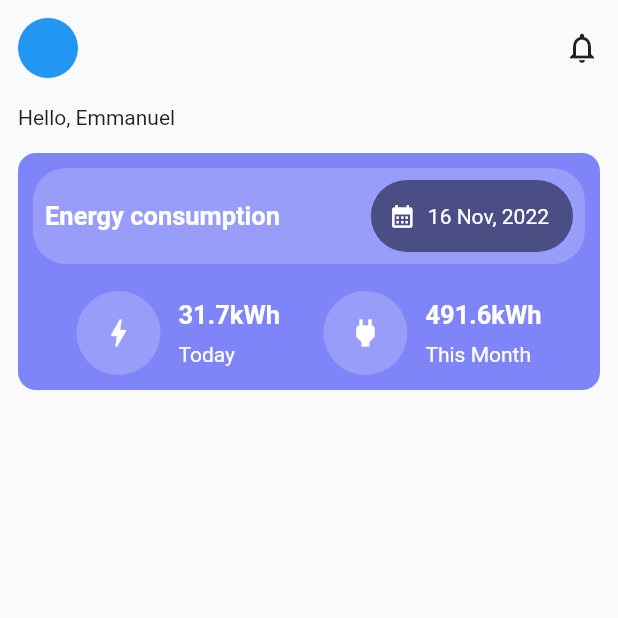
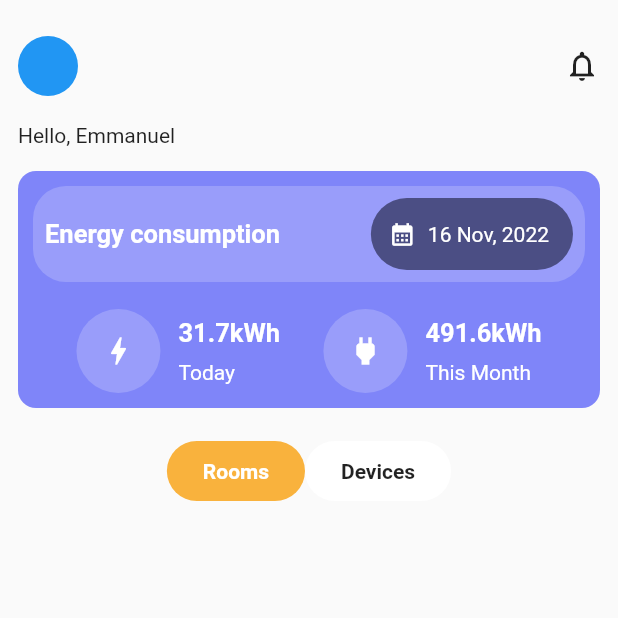
Before and after one commit to Bojan227/smart_home, a Flutter app: the screen it shows after launch, on a phone screen of 412 x 824 dp, the top half of it. Run offline on Flutter 3.47's test engine with Material 2 defaults, Android fonts, the phone set to English and light mode, and no system bars; our stand-ins replace bloc, flutter_bloc, google_fonts; statements that could not run were skipped.

Commit message:
add: tab_row and tab_item widgets

```diff
--- a/lib/presentation/ui/home/home_screen.dart
+++ b/lib/presentation/ui/home/home_screen.dart
@@ -1,5 +1,8 @@
 import 'package:flutter/material.dart';
+import 'package:flutter_bloc/flutter_bloc.dart';
+import 'package:smart_home/presentation/blocs/home/cubit/tab_cubit.dart';
 import 'package:smart_home/presentation/ui/home/widgets/consumption_card.dart';
+import 'package:smart_home/presentation/ui/home/widgets/tab_row.dart';
 import 'package:smart_home/theme/main_config.dart';
 import 'package:smart_home/theme/text_theme.dart';
 
@@ -14,7 +17,8 @@ class HomeScreen extends StatelessWidget {
     return SafeArea(
       child: Material(
         child: Container(
-          padding: EdgeInsets.all(mainConfig.homeScreenPadding!),
+          padding: EdgeInsets.symmetric(
+              vertical: 24, horizontal: mainConfig.homeScreenPadding!),
           child: Column(
             crossAxisAlignment: CrossAxisAlignment.start,
             children: [
@@ -37,7 +41,14 @@ class HomeScreen extends StatelessWidget {
               const SizedBox(
                 height: 16,
               ),
-              const ConsumptionCard()
+              const ConsumptionCard(),
+              const SizedBox(
+                height: 22,
+              ),
+              BlocProvider(
+                create: (context) => TabCubit(),
+                child: const TabRow(),
+              )
             ],
           ),
         ),
--- /dev/null
+++ b/lib/presentation/ui/home/widgets/tab_item.dart
@@ -0,0 +1,43 @@
+import 'package:flutter/material.dart';
+import 'package:flutter_bloc/flutter_bloc.dart';
+import 'package:smart_home/presentation/blocs/home/cubit/tab_cubit.dart';
+import 'package:smart_home/theme/colour_palette.dart';
+import 'package:smart_home/theme/text_theme.dart';
+
+class TabItem extends StatelessWidget {
+  const TabItem(
+      {super.key,
+      required this.label,
+      required this.index,
+      required this.isActive});
+
+  final String label;
+  final bool isActive;
+  final int index;
+
+  @override
+  Widget build(BuildContext context) {
+    final colourPalette = Theme.of(context).extension<ColourPalette>()!;
+    final textTheme = Theme.of(context).extension<CustomTextTheme>()!;
+
+    return InkWell(
+      borderRadius: BorderRadius.circular(16),
+      splashColor: colourPalette.spunPearl,
+      onTap: () {
+        context.read<TabCubit>().setCurrentIndex(index);
+      },
+      child: Container(
+        padding: const EdgeInsets.symmetric(horizontal: 24, vertical: 12),
+        decoration: BoxDecoration(
+            borderRadius: BorderRadius.circular(24),
+            color: isActive ? colourPalette.orange : colourPalette.white),
+        child: Text(
+          label,
+          style: isActive
+              ? textTheme.labelMedium?.copyWith(color: colourPalette.white)
+              : textTheme.labelMedium,
+        ),
+      ),
+    );
+  }
+}
--- /dev/null
+++ b/lib/presentation/ui/home/widgets/tab_row.dart
@@ -0,0 +1,32 @@
+import 'package:flutter/material.dart';
+import 'package:flutter_bloc/flutter_bloc.dart';
+import 'package:smart_home/presentation/blocs/home/cubit/tab_cubit.dart';
+import 'package:smart_home/presentation/ui/home/widgets/tab_item.dart';
+
+List<Map<String, dynamic>> tabs = [
+  {'label': 'Rooms', 'index': 0},
+  {'label': 'Devices', 'index': 1}
+];
+
+class TabRow extends StatelessWidget {
+  const TabRow({super.key});
+
+  @override
+  Widget build(BuildContext context) {
+    return BlocBuilder<TabCubit, int>(
+      builder: (context, state) {
+        return Row(
+          mainAxisAlignment: MainAxisAlignment.center,
+          children: tabs
+              .map(
+                (tab) => TabItem(
+                    label: tab['label'],
+                    index: tab['index'],
+                    isActive: tab['index'] == state ? true : false),
+              )
+              .toList(),
+        );
+      },
+    );
+  }
+}
--- a/lib/theme/text_theme.dart
+++ b/lib/theme/text_theme.dart
@@ -5,20 +5,27 @@ class CustomTextTheme extends ThemeExtension<CustomTextTheme> {
   final TextStyle? title;
   final TextStyle? bodyLarge;
   final TextStyle? bodyMedium;
+  final TextStyle? labelMedium;
 
-  const CustomTextTheme(
-      {required this.title, required this.bodyLarge, required this.bodyMedium});
+  const CustomTextTheme({
+    required this.title,
+    required this.bodyLarge,
+    required this.bodyMedium,
+    required this.labelMedium,
+  });
 
   @override
   ThemeExtension<CustomTextTheme> copyWith({
     TextStyle? title,
     TextStyle? bodyLarge,
     TextStyle? bodyMedium,
+    TextStyle? labelMedium,
   }) {
     return CustomTextTheme(
       title: title ?? this.title,
       bodyLarge: bodyLarge ?? this.bodyLarge,
       bodyMedium: bodyMedium ?? this.bodyMedium,
+      labelMedium: labelMedium ?? this.labelMedium,
     );
   }
 
@@ -29,12 +36,16 @@ class CustomTextTheme extends ThemeExtension<CustomTextTheme> {
       return this;
     }
     return CustomTextTheme(
-        title: title, bodyLarge: bodyLarge, bodyMedium: bodyMedium);
+        title: title,
+        bodyLarge: bodyLarge,
+        bodyMedium: bodyMedium,
+        labelMedium: labelMedium);
   }
 
   static final textTheme = CustomTextTheme(
     title: GoogleFonts.roboto(fontSize: 26, fontWeight: FontWeight.bold),
     bodyLarge: GoogleFonts.roboto(fontSize: 17, fontWeight: FontWeight.bold),
     bodyMedium: GoogleFonts.roboto(fontSize: 14, fontWeight: FontWeight.normal),
+    labelMedium: GoogleFonts.roboto(fontSize: 14, fontWeight: FontWeight.bold),
   );
 }
--- a/pubspec.yaml
+++ b/pubspec.yaml
@@ -16,6 +16,7 @@ environment:
 # the latest version available on pub.dev. To see which dependencies have newer
 # versions available, run `flutter pub outdated`.
 dependencies:
+  flutter_bloc: ^8.1.3
   google_fonts: ^5.1.0
   flutter:
     sdk: flutter
```
Also changed, not shown: pubspec.lock.
